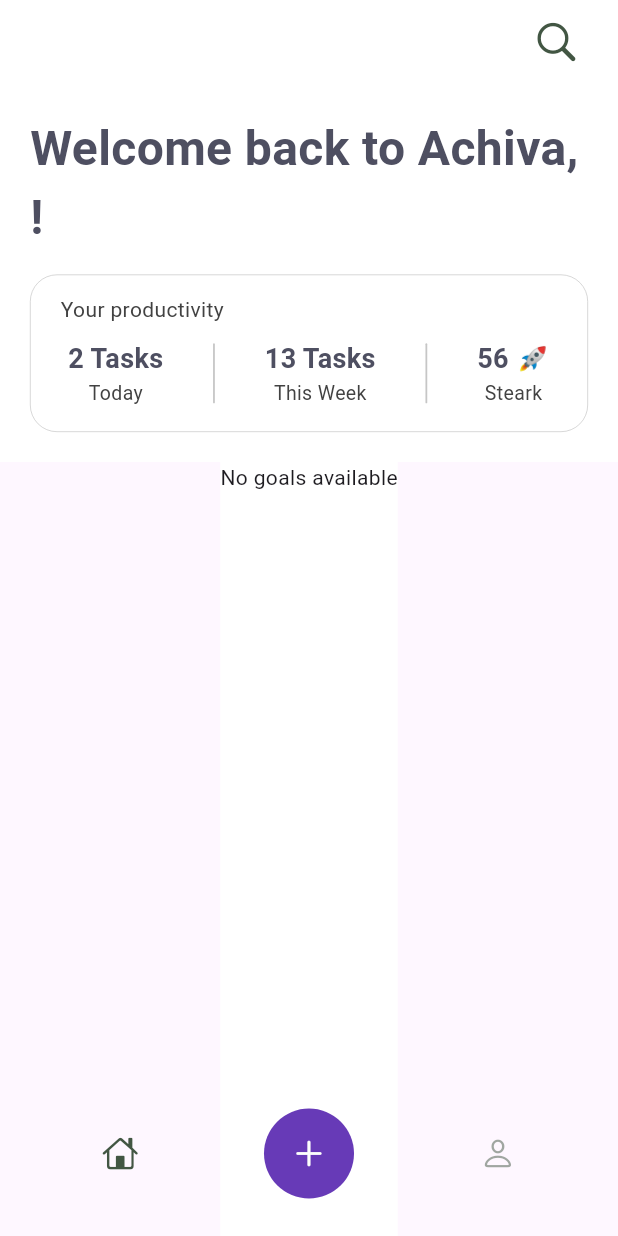
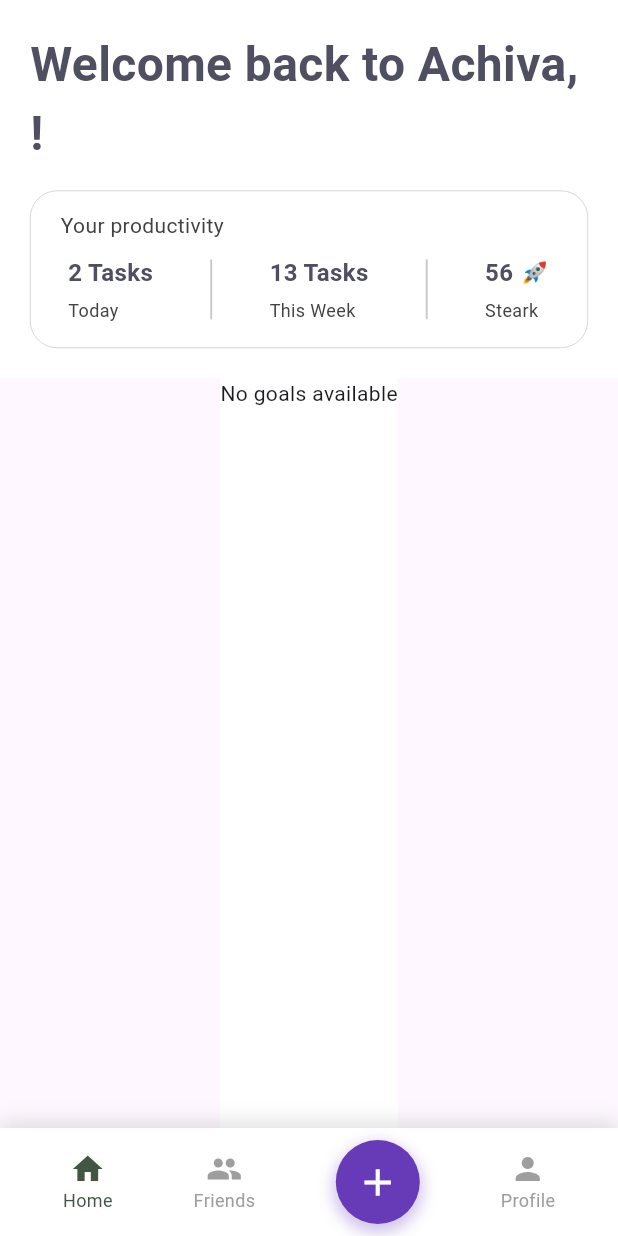
Before and after one commit to ShouqAlqureshi/achiva, a Flutter app: the HomeScreen screen opened by its route, on a phone screen of 412 x 824 dp. Run offline on Flutter 3.47's test engine with Material 3 defaults, Android fonts, the phone set to English and light mode, and no system bars; our stand-ins replace awesome_dialog, bloc, cloud_firestore, equatable, firebase_auth, firebase_core and 6 more; accounts and stored records are empty.

Commit message:
friends_feed_page in the bottom_navigation_bar

```diff
--- a/lib/utilities/colors.dart
+++ b/lib/utilities/colors.dart
@@ -20,4 +20,6 @@ class WellBeingColors {
   static const lightGrey = Color(0xFFdedede);
   static final mediumGrey = Colors.grey[800]!;
   static const darkGrey = Colors.black;
+
+  static var lightYellow;
 }
--- a/lib/views/home_view.dart
+++ b/lib/views/home_view.dart
@@ -9,6 +9,9 @@ import '../utilities/filestore_services.dart';
 import '../utilities/show_log_out_dialog.dart';
 import 'package:achiva/widgets/bottom_navigation_bar.dart';
 import 'package:achiva/utilities/colors.dart';
+import 'package:achiva/views/friends_feed_page.dart';
+import 'package:achiva/views/profile/profile_screen.dart';
+import 'package:achiva/views/home_view.dart';
 
 class HomeScreen extends StatefulWidget {
   const HomeScreen({super.key});
@@ -17,30 +20,16 @@ class HomeScreen extends StatefulWidget {
   State<HomeScreen> createState() => _HomePageState();
 }
 
-class GoalsPage extends StatefulWidget {
-  @override
-  _HomePageState createState() => _HomePageState();
-}
-
-class _HomePageState extends State<HomeScreen> with TickerProviderStateMixin {
-  late TabController _tabController;
+class _HomePageState extends State<HomeScreen> {
   final FirestoreService _firestoreService = FirestoreService();
-  final CollectionReference goalCollection =
-      FirebaseFirestore.instance.collection('goals');
   final FirebaseFirestore _firestore = FirebaseFirestore.instance;
-  final FirebaseFirestore _db = FirebaseFirestore.instance;
   late PageController _pageController;
-  final currentUser = FirebaseAuth.instance;
-
-  int farmsLength = 8;
+  int _currentIndex = 0; // Track the current index for the bottom navigation
 
   @override
   void initState() {
     super.initState();
-    _pageController = PageController(
-      initialPage: 0,
-      viewportFraction: 0.85,
-    );
+    _pageController = PageController(initialPage: 0);
   }
 
   @override
@@ -49,40 +38,57 @@ class _HomePageState extends State<HomeScreen> with TickerProviderStateMixin {
     super.dispose();
   }
 
-  void getuser() async {
-    await for (var snapshot in _firestore.collection('Users').snapshots()) {
-      for (var user in snapshot.docs) {
-        print(user.data());
-      }
-    }
+  // Method to switch between pages when the navigation item is tapped
+  void _onTabSelected(int index) {
+    setState(() {
+      _currentIndex = index;
+    });
+    _pageController.jumpToPage(index); // Update the PageView when a tab is selected
   }
 
   @override
   Widget build(BuildContext context) {
     return Scaffold(
-      appBar: AppBar(
-        automaticallyImplyLeading: false,
-        backgroundColor: Colors.white,
-        title: Row(
-          mainAxisAlignment: MainAxisAlignment.end,
+//       appBar: AppBar(
+//   automaticallyImplyLeading: false,
+//   backgroundColor: Colors.white,
+//   title: Row(
+//     mainAxisAlignment: MainAxisAlignment.end,
+//     children: [
+//       const SizedBox(
+//         height: 50,
+//         width: 50,
+//         child: Icon(
+//           CupertinoIcons.search,
+//           size: 32,
+//           color: CoursesColors.darkGreen,
+//         ),
+//       ),
+//     ],
+//   ),
+// ),
+      body: PageView(
+        controller: _pageController,
+        physics: const NeverScrollableScrollPhysics(), // Disable swipe to switch pages
         children: [
-            const SizedBox(
-              height: 50,
-              width: 50,
-              child: Icon(
-                CupertinoIcons.search,
-                size: 32,
-                color: CoursesColors.darkGreen,
-              ),
-            ),
+          _buildHomePage(context),
+          const FriendsFeedScreen(), // Your Friends Feed Page
+          const ProfileScreen(), // Your Profile Page
         ],
       ),
-      ),body: Stack(
+      bottomNavigationBar: BottomNavigationBarWidget(
+        currentIndex: _currentIndex,
+        onTabSelected: _onTabSelected,
+      ),
+    );
+  }
+
+  Widget _buildHomePage(BuildContext context) {
+    return Stack(
       children: [
         Positioned.fill(
           child: Column(
             children: [
-                // Welcome message and report container
               Container(
                 color: Colors.white,
                 padding: const EdgeInsets.all(20.0),
@@ -95,7 +101,7 @@ class _HomePageState extends State<HomeScreen> with TickerProviderStateMixin {
                           .snapshots(),
                       builder: (context, AsyncSnapshot<QuerySnapshot> snapshot) {
                         if (snapshot.connectionState == ConnectionState.waiting) {
-      return const CircularProgressIndicator(); // Show a loading spinner while data is being fetched
+                          return const CircularProgressIndicator();
                         }
 
                         if (snapshot.hasError) {
@@ -103,8 +109,8 @@ class _HomePageState extends State<HomeScreen> with TickerProviderStateMixin {
                         }
 
                         if (snapshot.hasData && snapshot.data != null) {
-      final userData = snapshot.data!.docs.first; // Get the first matching document
-      final String fname = userData['fname']; // Assuming 'fname' is the field storing the first name
+                          final userData = snapshot.data!.docs.first;
+                          final String fname = userData['fname'];
 
                           return Text(
                             'Welcome back to Achiva, $fname!',
@@ -148,17 +154,14 @@ class _HomePageState extends State<HomeScreen> with TickerProviderStateMixin {
                           ),
                           const SizedBox(height: 10),
                           Padding(
-                              padding:
-                                  const EdgeInsets.symmetric(horizontal: 5),
+                            padding: const EdgeInsets.symmetric(horizontal: 5),
                             child: Row(
-                                mainAxisAlignment:
-                                    MainAxisAlignment.spaceBetween,
+                              mainAxisAlignment: MainAxisAlignment.spaceBetween,
                               children: [
                                 reportStats('2 Tasks', 'Today'),
                                 Container(
                                   decoration: BoxDecoration(
-                                      color: WellBeingColors.mediumGrey
-                                          .withOpacity(0.3),
+                                    color: WellBeingColors.mediumGrey.withOpacity(0.3),
                                     borderRadius: BorderRadius.circular(10),
                                   ),
                                   height: 40,
@@ -167,8 +170,7 @@ class _HomePageState extends State<HomeScreen> with TickerProviderStateMixin {
                                 reportStats('13 Tasks', 'This Week'),
                                 Container(
                                   decoration: BoxDecoration(
-                                      color: WellBeingColors.mediumGrey
-                                          .withOpacity(0.3),
+                                    color: WellBeingColors.mediumGrey.withOpacity(0.3),
                                     borderRadius: BorderRadius.circular(10),
                                   ),
                                   height: 40,
@@ -184,12 +186,9 @@ class _HomePageState extends State<HomeScreen> with TickerProviderStateMixin {
                   ],
                 ),
               ),
-                // Cards container
-                // Cards container
-
               Expanded(
                 child: Container(
-        color: Colors.white, // Background color for the PageView
+                  color: Colors.white,
                   child: Column(
                     children: [
                       StreamBuilder(
@@ -197,10 +196,10 @@ class _HomePageState extends State<HomeScreen> with TickerProviderStateMixin {
                             .collection("Users")
                             .doc(FirebaseAuth.instance.currentUser!.uid)
                             .collection('goals')
-                  .snapshots(), // Stream from the 'goals' subcollection
+                            .snapshots(),
                         builder: (context, AsyncSnapshot<QuerySnapshot> snapshot) {
                           if (snapshot.connectionState == ConnectionState.waiting) {
-                  return const CircularProgressIndicator(); // Loading indicator
+                            return const CircularProgressIndicator();
                           }
 
                           if (snapshot.hasError) {
@@ -208,49 +207,63 @@ class _HomePageState extends State<HomeScreen> with TickerProviderStateMixin {
                           }
 
                           if (snapshot.hasData && snapshot.data != null) {
-                  final goalDocuments = snapshot.data!.docs; // Retrieve all goal documents
+                            final goalDocuments = snapshot.data!.docs;
                             if (goalDocuments.isEmpty) {
                               return const Text("No goals available");
                             }
 
-                  // Use PageView.builder to display goals in cards
                             return SizedBox(
-                    height: 300, // Maintain the height for the cards
+                              height: 300,
                               child: PageView.builder(
-                      controller: _pageController, // Use the persistent PageController
-                      onPageChanged: _handlePageViewChanged,
-                      itemCount: goalDocuments.length, // Number of goals
+                                controller: PageController(viewportFraction: 0.85),
+                                itemCount: goalDocuments.length,
                                 itemBuilder: (context, index) {
                                   final goalData = goalDocuments[index].data() as Map<String, dynamic>;
-                        final String goalName = goalData['name']; // Assuming 'name' field in goal doc
-                        double progress = (index + 1) * 10.0; // Sample progress calculation
-                        final isDone = progress >= 100; // Check if the progress is complete
+                                  final String goalName = goalData['name'];
+                                  double progress = (index + 1) * 10.0;
+                                  final isDone = progress >= 100;
 
+                                  return _buildGoalCard(goalName, progress, isDone);
+                                },
+                              ),
+                            );
+                          } else {
+                            return const Text("No goals available");
+                          }
+                        },
+                      ),
+                    ],
+                  ),
+                ),
+              ),
+            ],
+          ),
+        ),
+      ],
+    );
+  }
+
+  Widget _buildGoalCard(String goalName, double progress, bool isDone) {
     return AnimatedContainer(
       duration: const Duration(milliseconds: 300),
-                          margin: const EdgeInsets.symmetric(horizontal: 15), // Spacing between cards
-                          padding: const EdgeInsets.symmetric(horizontal: 16), // Internal padding
-                          height: MediaQuery.of(context).size.width / 2, // Card height
-                          width: ((MediaQuery.of(context).size.width - 40) / 2) - 9, // Card width
+      margin: const EdgeInsets.symmetric(horizontal: 15),
+      padding: const EdgeInsets.symmetric(horizontal: 16),
       decoration: BoxDecoration(
-                            color: progress < 100
-                                ? Colors.deepPurple
-                                : Colors.white, // Background color based on progress
+        color: progress < 100 ? Colors.deepPurple : Colors.white,
         boxShadow: [
           BoxShadow(
             color: Colors.grey,
             blurRadius: 15,
-                                offset: const Offset(0, 3), // Shadow effect
+            offset: const Offset(0, 3),
           ),
         ],
-                            borderRadius: BorderRadius.circular(20), // Rounded corners
+        borderRadius: BorderRadius.circular(20),
       ),
       child: Column(
         crossAxisAlignment: CrossAxisAlignment.start,
         children: [
-                              const SizedBox(height: 23), // Spacing from top of the card
+          const SizedBox(height: 23),
           if (isDone)
-                                // Checkmark when task is done
             Container(
               height: 50,
               width: 50,
@@ -273,7 +286,6 @@ class _HomePageState extends State<HomeScreen> with TickerProviderStateMixin {
             ),
           if (!isDone)
             Row(
-                                  // Row to align the progress indicator and the text next to it
               children: [
                 Stack(
                   children: [
@@ -292,12 +304,12 @@ class _HomePageState extends State<HomeScreen> with TickerProviderStateMixin {
                         height: 50,
                         width: 50,
                         child: CircularProgressIndicator(
-                                              value: progress / 100, // Progress value
+                          value: progress / 100,
                           strokeWidth: 8,
                           backgroundColor: Colors.white,
                           strokeCap: StrokeCap.round,
                           valueColor: AlwaysStoppedAnimation<Color>(
-                                                WellBeingColors.lightMaroon, // Progress color
+                            WellBeingColors.lightMaroon,
                           ),
                         ),
                       ),
@@ -310,7 +322,7 @@ class _HomePageState extends State<HomeScreen> with TickerProviderStateMixin {
                         width: 50,
                         alignment: Alignment.center,
                         child: Text(
-                                              '${progress.round()}%', // Display progress as percentage
+                          '${progress.round()}%',
                           style: TextStyle(
                             color: Colors.white.withOpacity(0.7),
                             fontSize: 12,
@@ -321,89 +333,56 @@ class _HomePageState extends State<HomeScreen> with TickerProviderStateMixin {
                     ),
                   ],
                 ),
-                                    const SizedBox(width: 10), // Space between progress indicator and text
+                const SizedBox(width: 10),
                 Column(
-                                      crossAxisAlignment: CrossAxisAlignment.start, // Align text to the left
+                  crossAxisAlignment: CrossAxisAlignment.start,
                   children: [
                     Text(
-                                          goalName, // Use goal name from Firestore data
+                      goalName,
                       style: TextStyle(
-                                            color: isDone ? Colors.black : Colors.white,
-                                            fontSize: 16,
-                                            fontWeight: FontWeight.bold,
+                        color: WellBeingColors.lightYellow,
+                        fontSize: 14,
                       ),
                     ),
-                                        const SizedBox(height: 3),
-                                        Text(
-                                          isDone
-                                              ? 'Completed 100%'
-                                              : '${(100 - progress).round()}% remaining', // Show remaining progress
+                    const SizedBox(height: 6),
+                    const Text(
+                      'Almost done',
                       style: TextStyle(
-                                            color: isDone ? Colors.grey[800]! : Colors.white,
-                                            fontSize: 14,
-                                            fontWeight: FontWeight.w200,
+                        color: Colors.white,
+                        fontSize: 11,
                       ),
                     ),
                   ],
                 ),
               ],
             ),
-                              const SizedBox(height: 34), // Adjusted bottom spacing
-                            ],
-                          ),
-                        );
-                      },
-                    ),
-                  );
-                } else {
-                  return const Text("No goals available");
-                }
-              },
-            ),
-            const SizedBox(height: 20),
-          ],
-        ),
-      ),
-            ),
-            ],
-            ),
-          ),
-          const Positioned(
-            bottom: 5,
-            height: 100,
-            left: 25,
-            right: 25,
-            child: BottomNavigationBarWidget(),
-          ),
+          const Spacer(),
         ],
       ),
     );
   }
 
-  void _handlePageViewChanged(int currentPageIndex) {
-    _tabController.index = currentPageIndex;
-    setState(() {});
-  }
-}
-
-Widget reportStats(String title, String value) {
+  Widget reportStats(String stat, String label) {
     return Column(
+      crossAxisAlignment: CrossAxisAlignment.start,
       children: [
         Text(
-        title,
-        style: const TextStyle(
+          stat,
+          style: TextStyle(
             color: WellBeingColors.darkBlueGrey,
-          fontSize: 18,
+            fontSize: 16,
             fontWeight: FontWeight.bold,
           ),
         ),
+        const SizedBox(height: 5),
         Text(
-        value,
+          label,
           style: TextStyle(
             color: WellBeingColors.mediumGrey,
-          fontSize: 13,
+            fontSize: 12,
           ),
         ),
       ],
     );
   }
+}
--- a/lib/widgets/bottom_navigation_bar.dart
+++ b/lib/widgets/bottom_navigation_bar.dart
@@ -1,82 +1,100 @@
 import 'package:achiva/utilities/colors.dart';
 import 'package:achiva/views/home_view.dart';
 import 'package:achiva/views/profile/profile_screen.dart';
-import 'package:flutter/cupertino.dart';
+import 'package:achiva/views/friends_feed_page.dart';
+import 'package:achiva/views/addition_views/add_goal_page.dart';
 import 'package:flutter/material.dart';
 
-import '../views/addition_views/add_goal_page.dart';
+class BottomNavigationBarWidget extends StatelessWidget {
+  final int currentIndex;
+  final ValueChanged<int> onTabSelected;
 
-class BottomNavigationBarWidget extends StatefulWidget {
-  const BottomNavigationBarWidget({super.key});
+  const BottomNavigationBarWidget({
+    Key? key,
+    required this.currentIndex,
+    required this.onTabSelected,
+  }) : super(key: key);
 
   @override
-  State<BottomNavigationBarWidget> createState() =>
-      _BottomNavigationBarWidgetState();
-}
+  Widget build(BuildContext context) {
+    return Container(
+      decoration: BoxDecoration(
+        color: Colors.white,
+        boxShadow: [
+          BoxShadow(
+            color: Colors.grey.withOpacity(0.3),
+            spreadRadius: 0,
+            blurRadius: 10,
+            offset: const Offset(0, -5),
+          ),
+        ],
+      ),
+      child: SafeArea(
+        child: Padding(
+          padding: const EdgeInsets.symmetric(horizontal: 15, vertical: 8),
+          child: Row(
+            mainAxisAlignment: MainAxisAlignment.spaceAround,
+            children: [
+              _buildNavItem(Icons.home, 'Home', 0),
+              _buildNavItem(Icons.people, 'Friends', 1),
+              _buildAddButton(context),
+              _buildNavItem(Icons.person, 'Profile', 2),
+            ],
+          ),
+        ),
+      ),
+    );
+  }
 
-class _BottomNavigationBarWidgetState extends State<BottomNavigationBarWidget> {
-  @override
-  Widget build(BuildContext context) {
-    return Padding(
-      padding: const EdgeInsets.symmetric(horizontal: 30,vertical: 10), // Ensure spacing
-      child: Row(
-        mainAxisAlignment: MainAxisAlignment.spaceBetween,
+  Widget _buildNavItem(IconData icon, String label, int index) {
+    final isSelected = currentIndex == index;
+    return InkWell(
+      onTap: () => onTabSelected(index),
+      child: Column(
+        mainAxisSize: MainAxisSize.min,
         children: [
-          // Home Icon
-          const SizedBox(
-            width: 50,
-            height: 50,
-            child: Icon(
-              CupertinoIcons.home,
-              color: CoursesColors.darkGreen,
-            ),
+          Icon(
+            icon,
+            color: isSelected ? CoursesColors.darkGreen : Colors.grey,
           ),
-
-          // Circular Add Button
-
-          GestureDetector(
-            onTap: () {
-              Navigator.push(
-                context,
-                MaterialPageRoute(
-                  builder: (context) => const AddGoalPage(),
-                ),
-              );
-            },
-            child: SizedBox(
-              width: 60, // Adjusted width for even spacing
-              height: 60,
-              child: CircleAvatar(
-                backgroundColor: Colors.deepPurple,
-                child: const Icon(
-                  CupertinoIcons.add,
-                  color: Color.fromARGB(255, 252, 255, 252),
-                ),
-              ),
-            ),
-          ),
-
-          // Person Icon
-          GestureDetector(
-            onTap: () {
-              Navigator.push(
-                context,
-                MaterialPageRoute(
-                  builder: (context) => const ProfileScreen(),
-                ),
-              );
-            },
-            child: SizedBox(
-              width: 50,
-              height: 50,
-              child: Icon(
-                CupertinoIcons.person,
-                color: CoursesColors.darkGreen.withOpacity(.5),
-              ),
+          Text(
+            label,
+            style: TextStyle(
+              color: isSelected ? CoursesColors.darkGreen : Colors.grey,
+              fontSize: 12,
             ),
           ),
         ],
       ),
     );
   }
+  Widget _buildAddButton(BuildContext context) {
+    return GestureDetector(
+      onTap: () => Navigator.push(
+        context,
+        MaterialPageRoute(builder: (context) => const AddGoalPage()),
+      ),
+      child: Container(
+        width: 56,
+        height: 56,
+        decoration: BoxDecoration(
+          color: Colors.deepPurple,
+          shape: BoxShape.circle,
+          boxShadow: [
+            BoxShadow(
+              color: Colors.deepPurple.withOpacity(0.3),
+              spreadRadius: 2,
+              blurRadius: 8,
+              offset: const Offset(0, 4),
+            ),
+          ],
+        ),
+        child: const Icon(
+          Icons.add,
+          color: Colors.white,
+          size: 30,
+        ),
+      ),
+    );
+  }
 }
```
Also changed, not shown: lib/views/friends_feed_page.dart (+8 -11 lines). Lines whose indentation alone changed are shown as unchanged.
